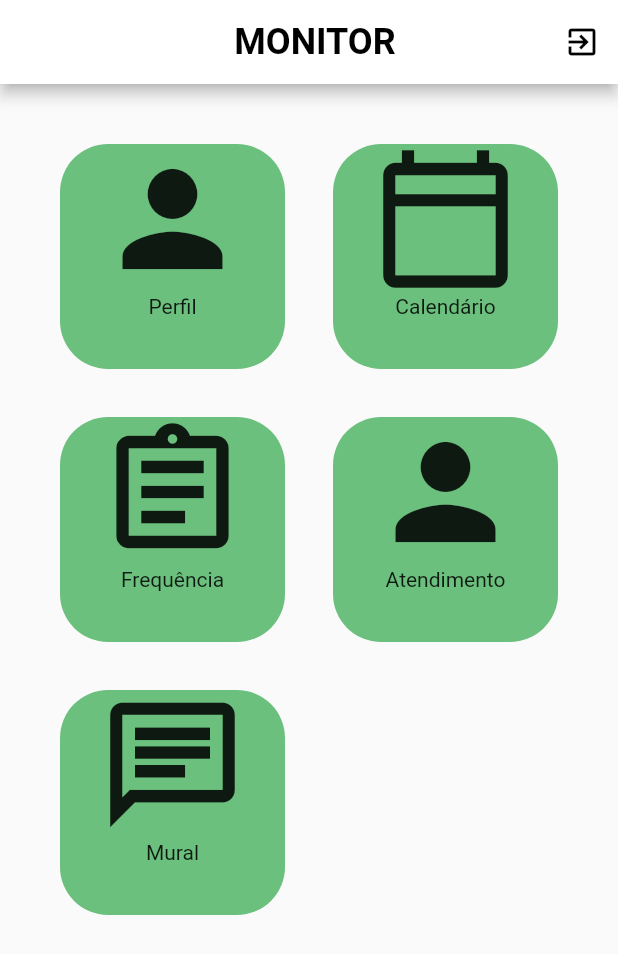
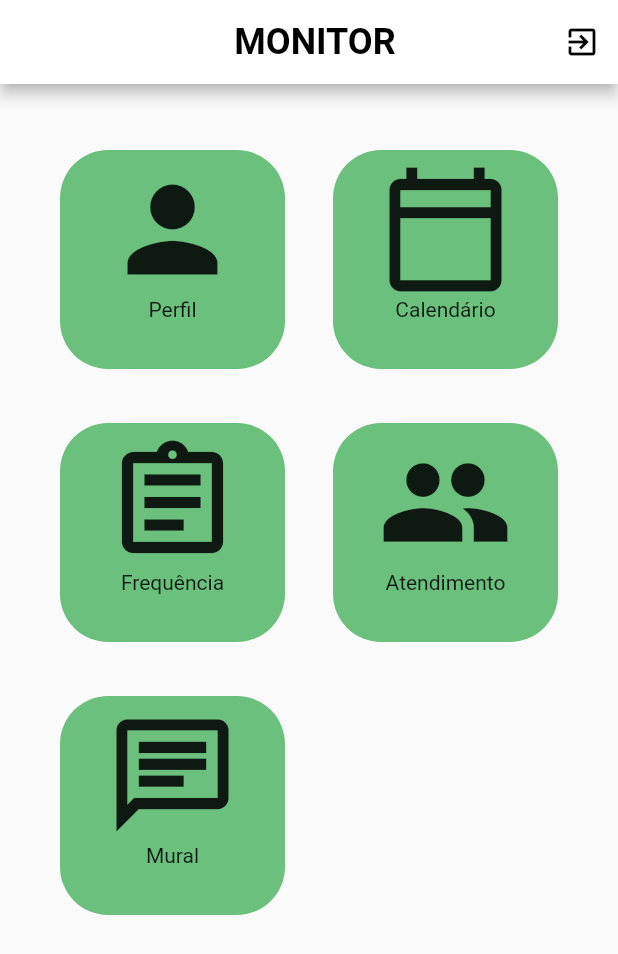
Before and after one commit to ludmilabss/App_prmo, a Flutter app: the HomeMonitor screen opened directly, on a phone screen of 412 x 824 dp. Shown: the top 954 px of the screen. Run offline on Flutter 3.47's test engine with Material 2 defaults, Android fonts, the phone set to English and light mode, and no system bars; network calls fail.

Commit message:
Update home_monitor.dart

```diff
--- a/lib/monitor_pages/home_monitor.dart
+++ b/lib/monitor_pages/home_monitor.dart
@@ -1,3 +1,4 @@
+import 'package:app_prmo/pages/perfil.dart';
 import 'package:flutter/material.dart';
 
 class HomeMonitor extends StatefulWidget {
@@ -40,11 +41,11 @@ class _HomeMonitorState extends State<HomeMonitor> {
           ),
 
           children: [
-            buildItem(text: 'Perfil', icone: Icons.person),
-            buildItem(text: 'Calendário', icone: Icons.calendar_today_outlined),
-            buildItem(text: 'Frequência', icone: Icons.assignment_outlined),
-            buildItem(text: 'Atendimento', icone: Icons.person),
-            buildItem(text: 'Mural', icone: Icons.chat_outlined),
+            buildItem(text: 'Perfil', icone: Icons.person, classe: PerfilPage() ),
+            buildItem(text: 'Calendário', icone: Icons.calendar_today_outlined, classe: PerfilPage()),
+            buildItem(text: 'Frequência', icone: Icons.assignment_outlined, classe: PerfilPage()),
+            buildItem(text: 'Atendimento', icone: Icons.group, classe: PerfilPage()),
+            buildItem(text: 'Mural', icone: Icons.chat_outlined, classe: PerfilPage()),
           ],
         ),
       ),
@@ -54,6 +55,7 @@ class _HomeMonitorState extends State<HomeMonitor> {
   InkWell buildItem({
   required String text,
   required IconData icone,
+    required Widget classe,
 }) {
     return InkWell(
       onTap: () {
@@ -61,13 +63,13 @@ class _HomeMonitorState extends State<HomeMonitor> {
           context,
           MaterialPageRoute(
             builder: (context) {
-              return Text('text');
+              return classe;
             },
           ),
         );
       },
       child: Padding(
-        padding: const EdgeInsets.all(8.0),
+        padding: const EdgeInsets.only(left: 8.0, right: 8.0, bottom: 8.0, top: 12.0),
         child: Container(
           decoration:  BoxDecoration(
             color: Color(0xFF6BC07D),
@@ -77,7 +79,10 @@ class _HomeMonitorState extends State<HomeMonitor> {
           width: 100,
           child: Column(
             children:  [
-              Icon(icone, size: 100,),
+              Padding(
+                padding: const EdgeInsets.only(top: 8.0),
+                child: Icon(icone, size: 90,),
+              ),
               Text(text),
             ],
           ),
```
